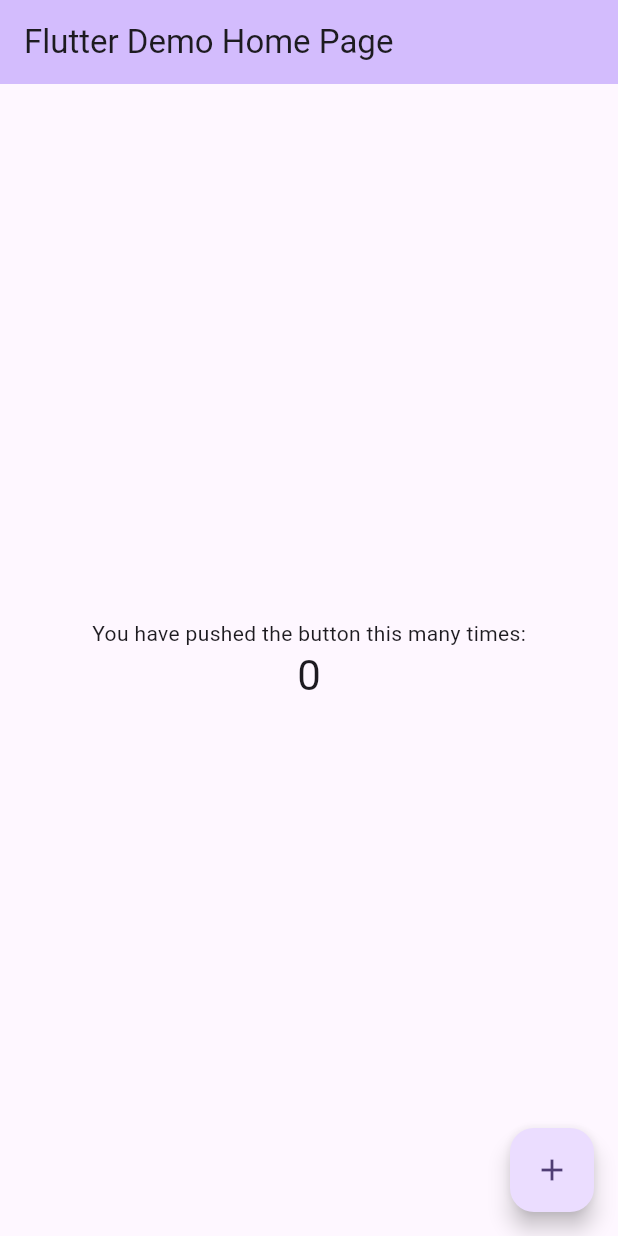
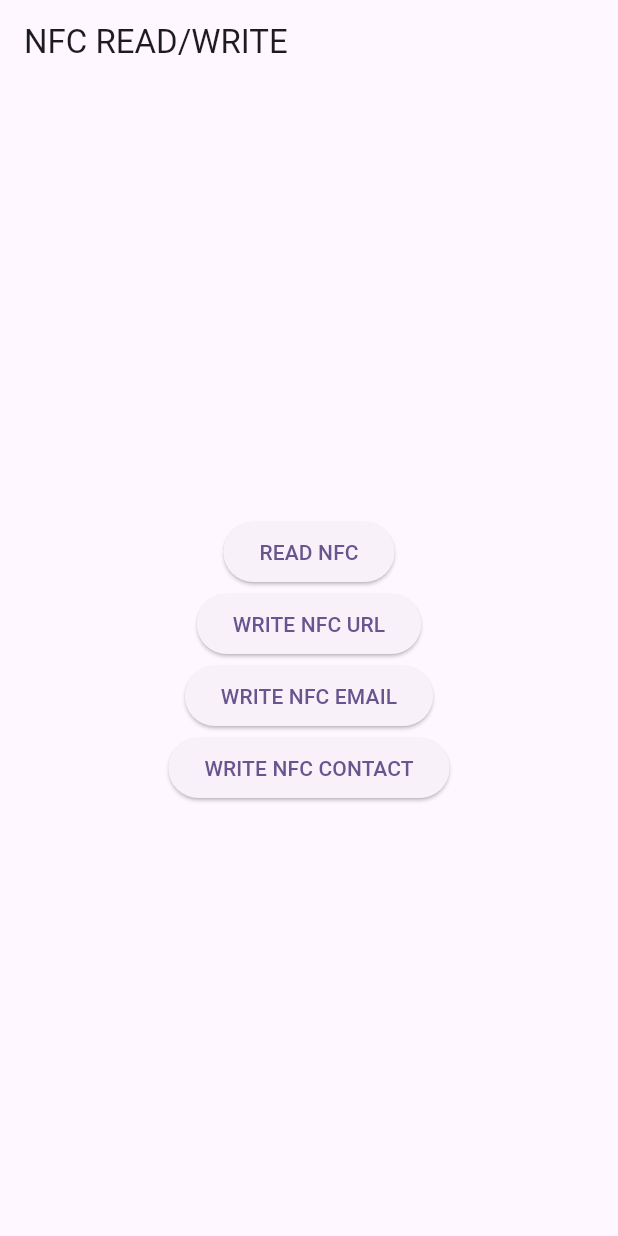
Before and after one commit to Cauaalucas/Leitor-NFC, a Flutter app: the screen it shows after launch, on a phone screen of 412 x 824 dp. Run offline on Flutter 3.47's test engine with Material 3 defaults, Android fonts, the light colour scheme and no system bars; missing offline and left inert: nfc_manager.

Commit message:
Realizado alterações conforme o Git

```diff
--- a/lib/main.dart
+++ b/lib/main.dart
@@ -1,4 +1,5 @@
 import 'package:flutter/material.dart';
+import 'package:leitor_nfc/presentation/screen/read_write_nfc_screen.dart';
 
 void main() {
   runApp(const MyApp());
@@ -7,116 +8,15 @@ void main() {
 class MyApp extends StatelessWidget {
   const MyApp({super.key});
 
-  // This widget is the root of your application.
   @override
   Widget build(BuildContext context) {
     return MaterialApp(
-      title: 'ÉosDclonaCARTAO',
+      title: 'NFC MANAGER',
       theme: ThemeData(
-        // This is the theme of your application.
-        //
-        // TRY THIS: Try running your application with "flutter run". You'll see
-        // the application has a purple toolbar. Then, without quitting the app,
-        // try changing the seedColor in the colorScheme below to Colors.green
-        // and then invoke "hot reload" (save your changes or press the "hot
-        // reload" button in a Flutter-supported IDE, or press "r" if you used
-        // the command line to start the app).
-        //
-        // Notice that the counter didn't reset back to zero; the application
-        // state is not lost during the reload. To reset the state, use hot
-        // restart instead.
-        //
-        // This works for code too, not just values: Most code changes can be
-        // tested with just a hot reload.
         colorScheme: ColorScheme.fromSeed(seedColor: Colors.deepPurple),
+        useMaterial3: true,
       ),
-      home: const MyHomePage(title: 'Flutter Demo Home Page'),
+      home: const ReadWriteNFCScreen(),
     );
   }
 }
-
-class MyHomePage extends StatefulWidget {
-  const MyHomePage({super.key, required this.title});
-
-  // This widget is the home page of your application. It is stateful, meaning
-  // that it has a State object (defined below) that contains fields that affect
-  // how it looks.
-
-  // This class is the configuration for the state. It holds the values (in this
-  // case the title) provided by the parent (in this case the App widget) and
-  // used by the build method of the State. Fields in a Widget subclass are
-  // always marked "final".
-
-  final String title;
-
-  @override
-  State<MyHomePage> createState() => _MyHomePageState();
-}
-
-class _MyHomePageState extends State<MyHomePage> {
-  int _counter = 0;
-
-  void _incrementCounter() {
-    setState(() {
-      // This call to setState tells the Flutter framework that something has
-      // changed in this State, which causes it to rerun the build method below
-      // so that the display can reflect the updated values. If we changed
-      // _counter without calling setState(), then the build method would not be
-      // called again, and so nothing would appear to happen.
-      _counter++;
-    });
-  }
-
-  @override
-  Widget build(BuildContext context) {
-    // This method is rerun every time setState is called, for instance as done
-    // by the _incrementCounter method above.
-    //
-    // The Flutter framework has been optimized to make rerunning build methods
-    // fast, so that you can just rebuild anything that needs updating rather
-    // than having to individually change instances of widgets.
-    return Scaffold(
-      appBar: AppBar(
-        // TRY THIS: Try changing the color here to a specific color (to
-        // Colors.amber, perhaps?) and trigger a hot reload to see the AppBar
-        // change color while the other colors stay the same.
-        backgroundColor: Theme.of(context).colorScheme.inversePrimary,
-        // Here we take the value from the MyHomePage object that was created by
-        // the App.build method, and use it to set our appbar title.
-        title: Text(widget.title),
-      ),
-      body: Center(
-        // Center is a layout widget. It takes a single child and positions it
-        // in the middle of the parent.
-        child: Column(
-          // Column is also a layout widget. It takes a list of children and
-          // arranges them vertically. By default, it sizes itself to fit its
-          // children horizontally, and tries to be as tall as its parent.
-          //
-          // Column has various properties to control how it sizes itself and
-          // how it positions its children. Here we use mainAxisAlignment to
-          // center the children vertically; the main axis here is the vertical
-          // axis because Columns are vertical (the cross axis would be
-          // horizontal).
-          //
-          // TRY THIS: Invoke "debug painting" (choose the "Toggle Debug Paint"
-          // action in the IDE, or press "p" in the console), to see the
-          // wireframe for each widget.
-          mainAxisAlignment: MainAxisAlignment.center,
-          children: <Widget>[
-            const Text('You have pushed the button this many times:'),
-            Text(
-              '$_counter',
-              style: Theme.of(context).textTheme.headlineMedium,
-            ),
-          ],
-        ),
-      ),
-      floatingActionButton: FloatingActionButton(
-        onPressed: _incrementCounter,
-        tooltip: 'Increment',
-        child: const Icon(Icons.add),
-      ), // This trailing comma makes auto-formatting nicer for build methods.
-    );
-  }
-}
--- /dev/null
+++ b/lib/presentation/screen/read_write_nfc_screen.dart
@@ -0,0 +1,93 @@
+import 'package:flutter/material.dart';
+import 'package:leitor_nfc/core/notifier/nfc_notifier.dart';
+import 'package:leitor_nfc/presentation/widgets/dialogs.dart';
+import 'package:provider/provider.dart';
+
+class ReadWriteNFCScreen extends StatelessWidget {
+  const ReadWriteNFCScreen({super.key});
+
+  @override
+  Widget build(BuildContext context) {
+    return ChangeNotifierProvider(
+      create: (context) => NFCNotifier(),
+      child: Scaffold(
+        appBar: AppBar(title: const Text("NFC READ/WRITE")),
+        body: Builder(
+          builder: (BuildContext context) {
+            return Center(
+              child: Column(
+                mainAxisAlignment: MainAxisAlignment.center,
+                crossAxisAlignment: CrossAxisAlignment.center,
+                children: [
+                  ElevatedButton(
+                    onPressed: () {
+                      scanningDialog(context);
+                      Provider.of<NFCNotifier>(
+                        context,
+                        listen: false,
+                      ).startNFCOperation(nfcOperation: NFCOperation.read);
+                    },
+                    child: const Text("READ NFC"),
+                  ),
+                  ElevatedButton(
+                    onPressed: () {
+                      scanningDialog(context);
+                      Provider.of<NFCNotifier>(
+                        context,
+                        listen: false,
+                      ).startNFCOperation(
+                        nfcOperation: NFCOperation.write,
+                        dataType: "URL",
+                      );
+                    },
+                    child: const Text("WRITE NFC URL"),
+                  ),
+                  ElevatedButton(
+                    onPressed: () {
+                      scanningDialog(context);
+                      Provider.of<NFCNotifier>(
+                        context,
+                        listen: false,
+                      ).startNFCOperation(
+                        nfcOperation: NFCOperation.write,
+                        dataType: "MAIL",
+                      );
+                    },
+                    child: const Text("WRITE NFC EMAIL"),
+                  ),
+                  ElevatedButton(
+                    onPressed: () {
+                      scanningDialog(context);
+                      Provider.of<NFCNotifier>(
+                        context,
+                        listen: false,
+                      ).startNFCOperation(
+                        nfcOperation: NFCOperation.write,
+                        dataType: "CONTACT",
+                      );
+                    },
+                    child: const Text("WRITE NFC CONTACT"),
+                  ),
+                  Consumer<NFCNotifier>(
+                    builder: (context, provider, _) {
+                      if (provider.isProcessing) {
+                        return const CircularProgressIndicator();
+                      }
+                      if (provider.message.isNotEmpty) {
+                        WidgetsBinding.instance.addPostFrameCallback((_) {
+                          Navigator.pop(context);
+                          showResultDialog(context, provider.message);
+                        });
+                      }
+                      return const SizedBox();
+                    },
+                  ),
+                ],
+              ),
+            );
+          },
+        ),
+      ),
+    );
+  }
+}
--- a/pubspec.yaml
+++ b/pubspec.yaml
@@ -27,7 +27,7 @@ dependencies:
 
 #Adicionado nfc_manager e o provider
   cupertino_icons: ^1.0.8
-  nfc_manager: ^3.5.0
+  nfc_manager: ^3.4.0
   provider: any
 
 dev_dependencies:
```
Also changed, not shown: lib/core/notifier/nfc_notifier.dart (added, +118 -0 lines), lib/nfa/presentation/screen/read_write_nfc_screen.dart (added, +93 -0 lines), lib/notificacao/nfc_notificacao.dart (deleted, +0 -28 lines), lib/notificacao/nfc_notifier.dart (added, +118 -0 lines), lib/presentation/widgets/dialogs.dart (added, +42 -0 lines).
